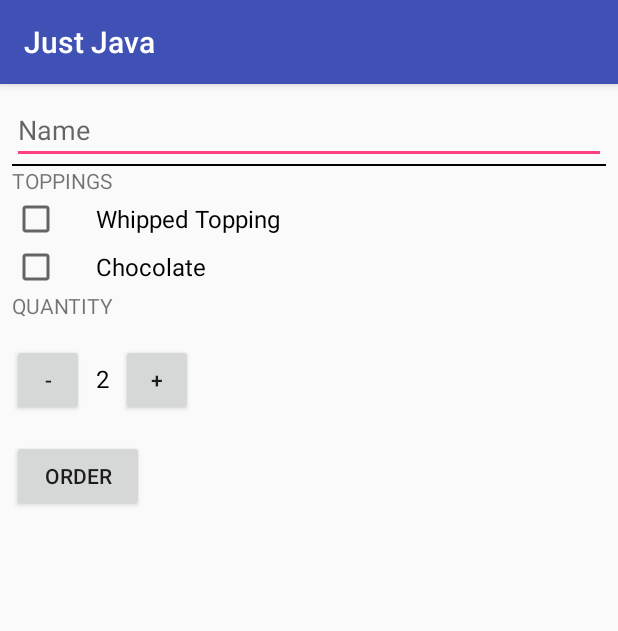
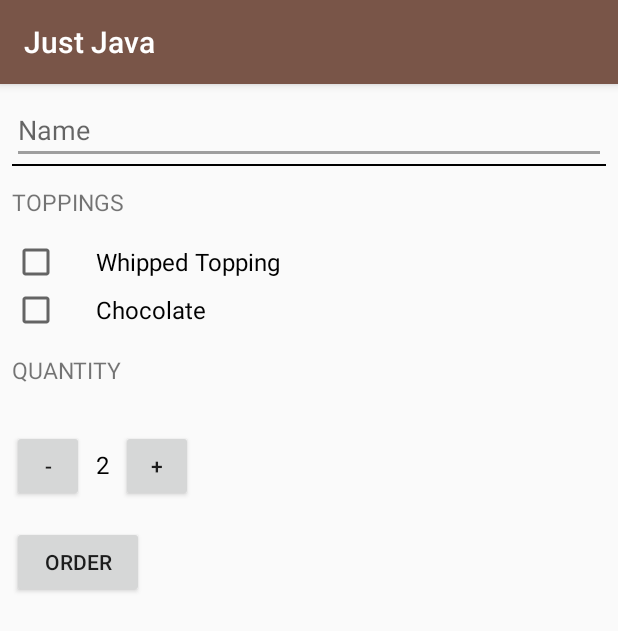
Before and after one commit to ChinaBackGo/JustJava, an Android app: the screen it shows after launch (MainActivity), on a phone screen of 412 x 824 dp. Shown: the top 631 px of the screen. Run offline under Robolectric (Android 15) with nearby library versions, the phone set to English and light mode, and no system bars.

Commit message:
Lesson 3B : Styles/Themes - and done - refactored xml files - created headerTextStyle applied to quantity and toppings text views - added toast strings as resources - customized AppTheme with 3 colours

```diff
--- a/app/src/main/java/com/android/example/justjava/MainActivity.java
+++ b/app/src/main/java/com/android/example/justjava/MainActivity.java
@@ -31,7 +31,7 @@ public class MainActivity extends AppCompatActivity {
     */
     public void increment(View view) {
         if (mQuantity == 100) {
-            Toast.makeText(this, "You can not order more than 100 cups of coffee", Toast.LENGTH_SHORT).show();
+            Toast.makeText(this, getString(R.string.toast_too_many_cups), Toast.LENGTH_SHORT).show();
             return;
         }
         mQuantity++;
@@ -42,7 +42,7 @@ public class MainActivity extends AppCompatActivity {
     */
     public void decrement(View view) {
         if (mQuantity == 1) {
-            Toast.makeText(this, "You must order at least 1 Coffee", Toast.LENGTH_SHORT).show();
+            Toast.makeText(this, getString(R.string.toast_too_few_cups), Toast.LENGTH_SHORT).show();
             return;
         }
         mQuantity--;
--- a/app/src/main/res/layout/activity_main.xml
+++ b/app/src/main/res/layout/activity_main.xml
@@ -15,17 +15,17 @@
             android:id="@+id/name_edit_text"
             android:layout_width="match_parent"
             android:layout_height="wrap_content"
-            android:inputType="textCapWords"
-            android:hint="@string/name"/>
+            android:hint="@string/name"
+            android:inputType="textCapWords" />
+
         <View
             android:layout_width="match_parent"
             android:layout_height="1dp"
             android:background="#000000" />
+
         <TextView
-            android:layout_width="match_parent"
-            android:layout_height="wrap_content"
-            android:text="@string/toppings"
-            android:textAllCaps="true" />
+            style="@style/HeaderTextStyle"
+            android:text="@string/toppings" />
 
         <CheckBox
             android:id="@+id/whipped_topping_checkbox"
@@ -34,6 +34,7 @@
             android:paddingLeft="24dp"
             android:text="@string/whipped_topping"
             android:textSize="16sp" />
+
         <CheckBox
             android:id="@+id/chocolate_topping_checkbox"
             android:layout_width="wrap_content"
@@ -43,10 +44,8 @@
             android:textSize="16sp" />
 
         <TextView
-            android:layout_width="wrap_content"
-            android:layout_height="wrap_content"
-            android:text="@string/quantity"
-            android:textAllCaps="true" />
+            style="@style/HeaderTextStyle"
+            android:text="@string/quantity" />
 
         <LinearLayout
             android:layout_width="match_parent"
--- a/app/src/main/res/values/strings.xml
+++ b/app/src/main/res/values/strings.xml
@@ -1,5 +1,5 @@
 <resources xmlns:xliff="urn:oasis:names:tc:xliff:document:1.2">
-    <!-- Title for the application. [CHAR LIMIT=12] -->
+    <!-- Strings for app-->
     <string name="app_name">Just Java</string>
     <string name="name">Name</string>
     <string name="toppings">Toppings</string>
@@ -10,9 +10,13 @@
     <string name="default_order_quantity">2</string>
     <string name="decrement_sign">-</string>
     <string name="increment_sign">+</string>
-
     <string name="thank_you">Thank You</string>
 
+    <!-- Strings for Toast Message -->
+    <string name="toast_too_many_cups">You can not order more than 100 cups of coffee</string>
+    <string name="toast_too_few_cups">You must order at least 1 coffee</string>
+
+    <!-- Strings with xliff -->
     <string name="order_summary_name">Name: <xliff:g id="nameText" example="Bob">%s</xliff:g></string>
     <string name="order_subject">Just Java order for: <xliff:g id="name" example="Bob">%s</xliff:g></string>
     <string name="order_summary_chocolate">Has chocolate?: <xliff:g id="hasChocolate" exmaple="false">%b</xliff:g></string>
--- a/app/src/main/res/values/styles.xml
+++ b/app/src/main/res/values/styles.xml
@@ -3,9 +3,17 @@
     <!-- Base application theme. -->
     <style name="AppTheme" parent="Theme.AppCompat.Light.DarkActionBar">
         <!-- Customize your theme here. -->
-        <item name="colorPrimary">@color/colorPrimary</item>
-        <item name="colorPrimaryDark">@color/colorPrimaryDark</item>
-        <item name="colorAccent">@color/colorAccent</item>
+        <item name="colorPrimary">#795548</item>
+        <item name="colorPrimaryDark">#5d4037</item>
+        <item name="colorAccent">#9e9e9e</item>
+    </style>
+
+    <style name="HeaderTextStyle">
+        <item name="android:layout_width">wrap_content</item>
+        <item name="android:layout_height">48dp</item>
+        <item name="android:gravity">center_vertical</item>
+        <item name="android:textAllCaps">true</item>
+        <item name="android:textSize">15sp</item>
     </style>
 
 </resources>
```
Also changed, not shown: 1 other file.
